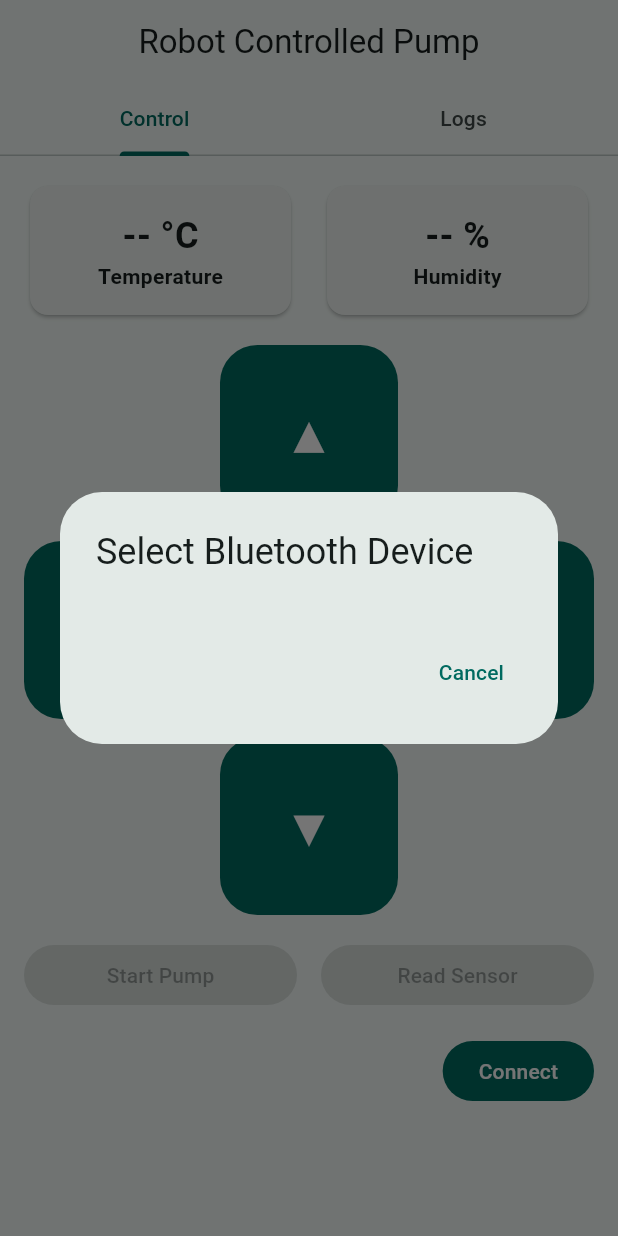
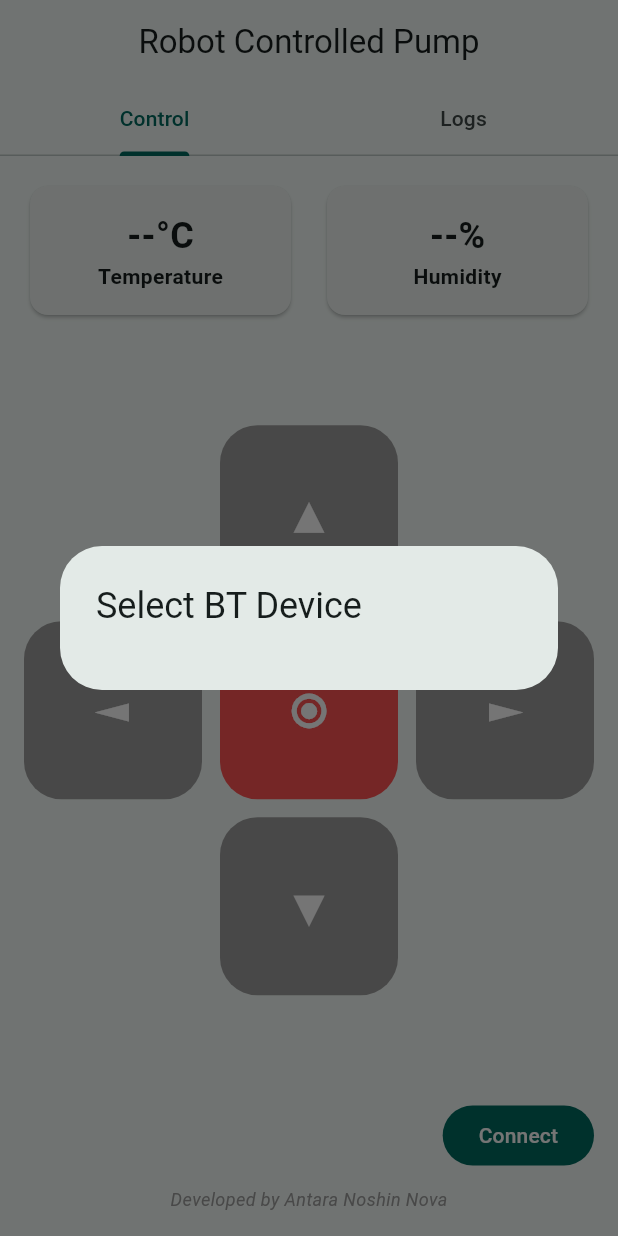
Before and after one commit to An7orAhmed/bt_robot_controlled_pump_flutter, a Flutter app: the screen it shows after launch, after a tap on "Connect", on a phone screen of 412 x 824 dp. Run offline on Flutter 3.47's test engine with Material 3 defaults, Android fonts, the light colour scheme and no system bars; our stand-ins replace flutter_bluetooth_serial, flutter_riverpod, permission_handler.

Commit message:
all works

```diff
--- a/lib/control_tab.dart
+++ b/lib/control_tab.dart
@@ -7,25 +7,41 @@ import 'bluetooth_service.dart';
 import 'file_handler.dart';
 import 'providers.dart';
 
-class ControlTab extends ConsumerWidget {
+class ControlTab extends ConsumerStatefulWidget {
   const ControlTab({super.key});
 
   @override
-  Widget build(BuildContext context, WidgetRef ref) {
+  ConsumerState<ControlTab> createState() => _ControlTabState();
+}
+
+class _ControlTabState extends ConsumerState<ControlTab> {
+  StreamSubscription<String>? _dataSubscription;
+
+  @override
+  void initState() {
+    super.initState();
+    final bluetooth = ref.read(bluetoothServiceProvider);
+    _dataSubscription = bluetooth.dataStream.listen((data) {
+      debugPrint('Received: $data');
+      if (data.contains('t=') && data.contains('h=')) {
+        final parts = data.split(',').map((e) => e.split('=')).toList();
+        ref.read(sensorDataProvider.notifier).state = {'Temperature': parts[0][1], 'Humidity': parts[1][1]};
+      }
+    });
+  }
+
+  @override
+  void dispose() {
+    _dataSubscription?.cancel();
+    super.dispose();
+  }
+
+  @override
+  Widget build(BuildContext context) {
     final isConnected = ref.watch(connectionStateProvider);
     final connectedDevice = ref.watch(connectedDeviceProvider);
     final sensorData = ref.watch(sensorDataProvider);
     final bluetooth = ref.read(bluetoothServiceProvider);
-
-    ref.listen(bluetoothServiceProvider, (_, service) {
-      service.dataStream.listen((data) {
-        if (data.contains('t=') && data.contains('h=')) {
-          FileHandler.writeData(data);
-          final parts = data.split(',').map((e) => e.split('=')).toList();
-          ref.read(sensorDataProvider.notifier).state = {...sensorData, 'Temperature': parts[0][1], 'Humidity': parts[1][1]};
-        }
-      });
-    });
 
     Future<void> handleConnectButton() async {
       if (isConnected) {
@@ -40,7 +56,7 @@ class ControlTab extends ConsumerWidget {
               context: context,
               builder:
                   (context) => AlertDialog(
-                    title: Text('Select Bluetooth Device'),
+                    title: Text('Select BT Device'),
                     content: SizedBox(
                       width: double.maxFinite,
                       child: ListView.builder(
@@ -50,15 +66,17 @@ class ControlTab extends ConsumerWidget {
                           return ListTile(
                             title: Text(devices[index].name ?? 'Unknown Device'),
                             onTap: () async {
+                              if (bluetooth.isConnected) bluetooth.disconnect();
                               if (await bluetooth.connect(devices[index])) {
                                 ref.read(connectionStateProvider.notifier).state = true;
                                 ref.read(connectedDeviceProvider.notifier).state = devices[index].name;
                                 if (context.mounted) Navigator.pop(context);
                               } else {
                                 if (context.mounted) {
-                                  ScaffoldMessenger.of(
-                                    context,
-                                  ).showSnackBar(SnackBar(content: Text('Failed to connect to ${devices[index].name}')));
+                                  Navigator.pop(context);
+                                  ScaffoldMessenger.of(context).showSnackBar(
+                                    SnackBar(backgroundColor: Colors.red, content: Text('Failed to connect to ${devices[index].name}')),
+                                  );
                                 }
                               }
                             },
@@ -66,20 +84,21 @@ class ControlTab extends ConsumerWidget {
                         },
                       ),
                     ),
-                    actions: [TextButton(onPressed: () => Navigator.pop(context), child: Text('Cancel'))],
                   ),
             );
           }
         } else {
           if (context.mounted) {
-            ScaffoldMessenger.of(context).showSnackBar(SnackBar(content: Text('Bluetooth permissions denied')));
+            ScaffoldMessenger.of(
+              context,
+            ).showSnackBar(SnackBar(backgroundColor: Colors.red, content: Text('Bluetooth permissions denied')));
           }
         }
       }
     }
 
-    return SingleChildScrollView(
-      padding: EdgeInsets.all(16),
+    return Padding(
+      padding: const EdgeInsets.all(16),
       child: Column(
         children: [
           // Sensor Data Cards
@@ -92,7 +111,7 @@ class ControlTab extends ConsumerWidget {
                     padding: EdgeInsets.all(16),
                     child: Column(
                       children: [
-                        Text(sensorData['Temperature'] ?? '-- °C', style: TextStyle(fontSize: 24, fontWeight: FontWeight.bold)),
+                        Text("${sensorData['Temperature'] ?? '--'}°C", style: TextStyle(fontSize: 24, fontWeight: FontWeight.bold)),
                         Text('Temperature', style: TextStyle(fontWeight: FontWeight.bold)),
                       ],
                     ),
@@ -105,7 +124,7 @@ class ControlTab extends ConsumerWidget {
                     padding: EdgeInsets.all(16),
                     child: Column(
                       children: [
-                        Text(sensorData['Humidity'] ?? '-- %', style: TextStyle(fontSize: 24, fontWeight: FontWeight.bold)),
+                        Text("${sensorData['Humidity'] ?? '--'}%", style: TextStyle(fontSize: 24, fontWeight: FontWeight.bold)),
                         Text('Humidity', style: TextStyle(fontWeight: FontWeight.bold)),
                       ],
                     ),
@@ -114,7 +133,7 @@ class ControlTab extends ConsumerWidget {
               ),
             ],
           ),
-          SizedBox(height: 16),
+          Spacer(),
           // Robot Controls
           GridView.count(
             shrinkWrap: true,
@@ -127,41 +146,21 @@ class ControlTab extends ConsumerWidget {
               ControlButton(command: 'U', label: '▲', bluetooth: bluetooth),
               Container(),
               ControlButton(command: 'L', label: '◄', bluetooth: bluetooth),
-              ControlButton(command: 'S', label: '⦿', bluetooth: bluetooth),
+              ControlButton(command: 'P', label: '⦿', bluetooth: bluetooth),
               ControlButton(command: 'R', label: '►', bluetooth: bluetooth),
               Container(),
               ControlButton(command: 'D', label: '▼', bluetooth: bluetooth),
               Container(),
             ],
           ),
-          SizedBox(height: 16),
-          // Pump and Sensor Buttons
-          Row(
-            spacing: 16,
-            children: [
-              Expanded(
-                child: FilledButton(
-                  onPressed:
-                      isConnected
-                          ? () {
-                            final cmd = sensorData['Pump'] == 'ON' ? 'P0' : 'P1';
-                            bluetooth.sendCommand(cmd);
-                            FileHandler.writeData('Pump ${cmd == 'P1' ? 'ON' : 'OFF'}');
-                            ref.read(sensorDataProvider.notifier).state = {...sensorData, 'Pump': cmd == 'P1' ? 'ON' : 'OFF'};
-                          }
-                          : null,
-                  child: Text(sensorData['Pump'] == 'ON' ? 'Stop Pump' : 'Start Pump'),
-                ),
-              ),
-              Expanded(child: FilledButton(onPressed: isConnected ? () => bluetooth.sendCommand('RS') : null, child: Text('Read Sensor'))),
-            ],
-          ),
-          SizedBox(height: 16),
+          Spacer(),
           // Connect/Disconnect Button
           Align(
             alignment: Alignment.centerRight,
             child: FilledButton(onPressed: handleConnectButton, child: Text(isConnected ? 'Disconnect ($connectedDevice)' : 'Connect')),
           ),
+          SizedBox(height: 10),
+          Text('Developed by Antara Noshin Nova', style: TextStyle(fontSize: 12, color: Colors.grey, fontStyle: FontStyle.italic)),
         ],
       ),
     );
@@ -169,45 +168,71 @@ class ControlTab extends ConsumerWidget {
 }
 
 // Control Button Widget
-class ControlButton extends StatefulWidget {
+class ControlButton extends ConsumerWidget {
   final String command;
   final String label;
   final BluetoothService bluetooth;
-
   const ControlButton({super.key, required this.command, required this.label, required this.bluetooth});
 
   @override
-  State<ControlButton> createState() => _ControlButtonState();
-}
+  Widget build(BuildContext context, ref) {
+    final isConnected = ref.watch(connectionStateProvider);
+    final isPumpOn = ref.watch(pumpStateProvider);
+    final isUpPressed = ref.watch(upStateProvider);
+    final isDownPressed = ref.watch(downStateProvider);
+    final isLeftPressed = ref.watch(leftStateProvider);
+    final isRightPressed = ref.watch(rightStateProvider);
 
-class _ControlButtonState extends State<ControlButton> {
-  Timer? _timer;
+    void send(String command) {
+      if (!isConnected) {
+        ScaffoldMessenger.of(
+          context,
+        ).showSnackBar(SnackBar(backgroundColor: Colors.red, content: Text('Please connect to a BT device...')));
+        return;
+      }
+      if (command == 'P') {
+        ref.read(pumpStateProvider.notifier).state = !isPumpOn;
+        bluetooth.sendCommand(command + (isPumpOn ? '0' : '1'));
+        FileHandler.writeData("PUMP ${isPumpOn ? 'OFF' : 'ON'}");
+        return;
+      } else if (command == 'U') {
+        ref.read(upStateProvider.notifier).state = true;
+      } else if (command == 'D') {
+        ref.read(downStateProvider.notifier).state = true;
+      } else if (command == 'L') {
+        ref.read(leftStateProvider.notifier).state = true;
+      } else if (command == 'R') {
+        ref.read(rightStateProvider.notifier).state = true;
+      } else {
+        ref.read(upStateProvider.notifier).state = false;
+        ref.read(downStateProvider.notifier).state = false;
+        ref.read(leftStateProvider.notifier).state = false;
+        ref.read(rightStateProvider.notifier).state = false;
+      }
+      bluetooth.sendCommand(command);
+    }
 
-  void _stop() {
-    _timer?.cancel();
-    if (widget.command != 'S') widget.bluetooth.sendCommand('S');
-  }
+    final Color buttonColor;
+    if (command == 'P') {
+      buttonColor = isPumpOn ? Colors.lightGreen : Colors.redAccent;
+    } else if (command == 'U') {
+      buttonColor = isUpPressed ? Theme.of(context).primaryColor : Colors.grey;
+    } else if (command == 'D') {
+      buttonColor = isDownPressed ? Theme.of(context).primaryColor : Colors.grey;
+    } else if (command == 'L') {
+      buttonColor = isLeftPressed ? Theme.of(context).primaryColor : Colors.grey;
+    } else if (command == 'R') {
+      buttonColor = isRightPressed ? Theme.of(context).primaryColor : Colors.grey;
+    } else {
+      buttonColor = Theme.of(context).primaryColor;
+    }
 
-  @override
-  void dispose() {
-    _timer?.cancel();
-    super.dispose();
-  }
-
-  @override
-  Widget build(BuildContext context) {
     return GestureDetector(
-      onTapDown: (_) {
-        widget.bluetooth.sendCommand(widget.command);
-        _timer = Timer.periodic(Duration(milliseconds: 100), (_) {
-          widget.bluetooth.sendCommand(widget.command);
-        });
-      },
-      onTapUp: (_) => _stop(),
-      onTapCancel: () => _stop(),
+      onTapUp: (_) => command != 'P' ? send('S') : null,
+      onTapDown: (_) => send(command),
       child: Container(
-        decoration: BoxDecoration(color: Theme.of(context).primaryColor, borderRadius: BorderRadius.circular(25)),
-        child: Center(child: Text(widget.label, style: TextStyle(color: Colors.white, fontSize: 32, fontWeight: FontWeight.bold))),
+        decoration: BoxDecoration(color: buttonColor, borderRadius: BorderRadius.circular(25)),
+        child: Center(child: Text(label, style: TextStyle(color: Colors.white, fontSize: 32, fontWeight: FontWeight.bold))),
       ),
     );
   }
--- a/lib/providers.dart
+++ b/lib/providers.dart
@@ -13,7 +13,14 @@ final bluetoothServiceProvider = Provider<BluetoothService>((ref) {
 final connectionStateProvider = StateProvider<bool>((ref) => false);
 final connectedDeviceProvider = StateProvider<String?>((ref) => null);
 final sensorDataProvider = StateProvider<Map<String, String>>((ref) => {});
+
 final logFilesProvider = FutureProvider<List<String>>((ref) async {
-  final dir = await getApplicationDocumentsDirectory();
-  return dir.listSync().whereType<File>().map((f) => f.path.split('/').last).toList();
+  final dir = await getDownloadsDirectory();
+  return dir!.listSync().whereType<File>().map((f) => f.path.split('/').last).toList();
 });
+
+final pumpStateProvider = StateProvider<bool>((ref) => false);
+final upStateProvider = StateProvider<bool>((ref) => false);
+final downStateProvider = StateProvider<bool>((ref) => false);
+final leftStateProvider = StateProvider<bool>((ref) => false);
+final rightStateProvider = StateProvider<bool>((ref) => false);
```
Also changed, not shown: lib/bluetooth_service.dart (+11 -4 lines), lib/file_handler.dart (+12 -2 lines), lib/log_details_screen.dart (added, +50 -0 lines), lib/log_tab.dart (+6 -70 lines), 1 other file.
